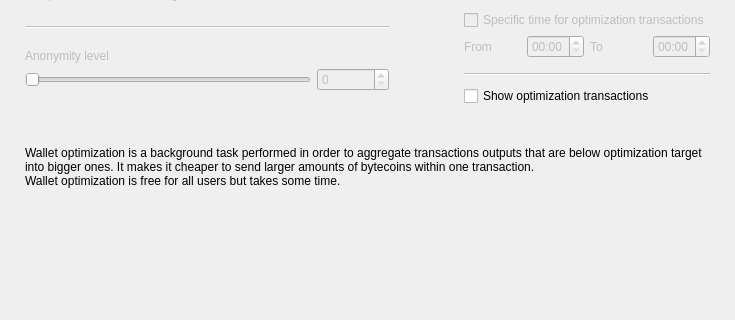
The window that src/Gui/Options/OptimizationOptionsFrame.ui (iridiumdev/Iridium-IRD-wallet) describes before a commit, drawn with Qt 5; both pictures show x 0 to 735 and y 154 to 474 of the 735 by 474 pixel window.
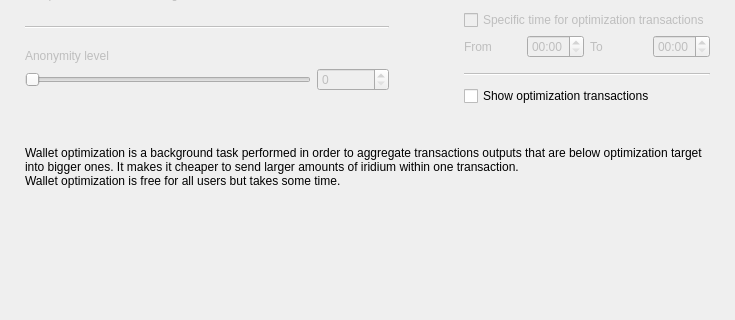
The same window after the commit. Custom widgets are drawn as their Qt base class.

```diff
--- a/src/Gui/Options/OptimizationOptionsFrame.ui
+++ b/src/Gui/Options/OptimizationOptionsFrame.ui
@@ -470,7 +470,7 @@
    <item>
     <widget class="WalletGui::WalletExtraNormalGrayTextLabel" name="m_helpLabel">
      <property name="text">
-      <string>Wallet optimization is a background task performed in order to aggregate transactions outputs that are below optimization target into bigger ones. It makes it cheaper to send larger amounts of bytecoins within one transaction.
+      <string>Wallet optimization is a background task performed in order to aggregate transactions outputs that are below optimization target into bigger ones. It makes it cheaper to send larger amounts of iridium within one transaction.
 Wallet optimization is free for all users but takes some time.</string>
      </property>
      <property name="wordWrap">
```
